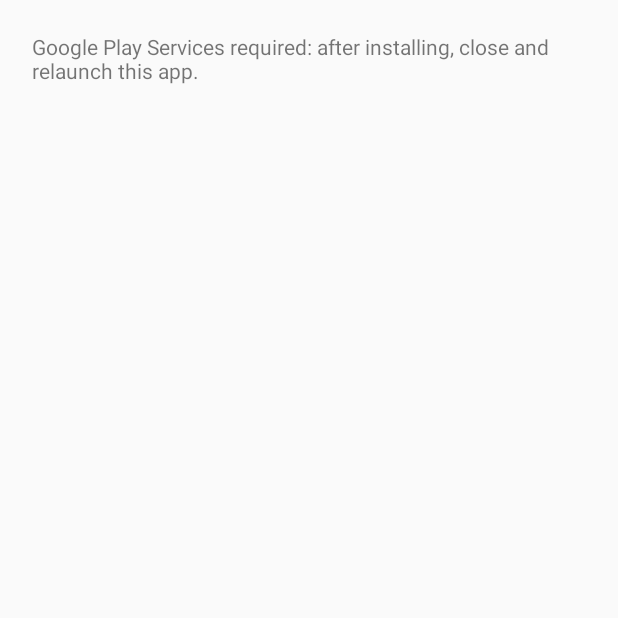
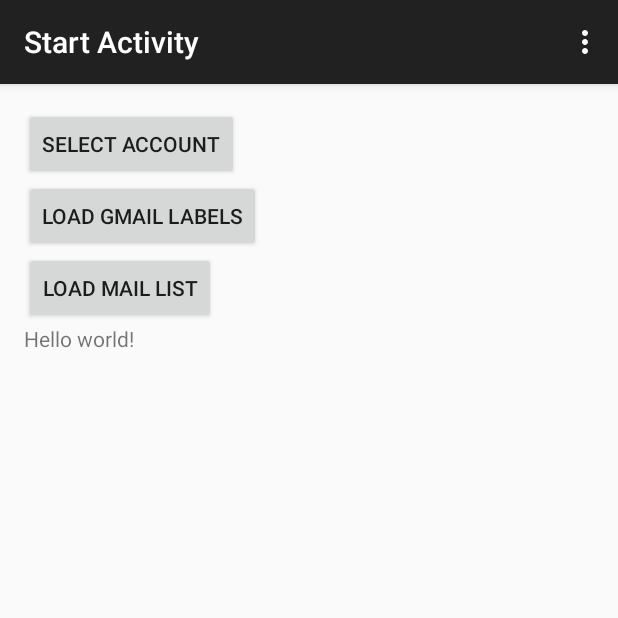
Before and after one commit to MishaKharaba/GmailQuickstart, an Android app: the screen it shows after launch (MainActivity before the commit, StartActivity after it), on a phone screen of 412 x 824 dp, the top half of it. Run offline under Robolectric (Android 15) with nearby library versions, the phone set to English and light mode, and no system bars; libraries missing offline, so code that uses them is left out: com.google.api.client, com.google.api.services; 2 statements that could not run were skipped.

Commit message:
Loaded mails

```diff
--- a/app/src/main/java/com/example/misha/gmailquickstart/MainActivity.java
+++ b/app/src/main/java/com/example/misha/gmailquickstart/MainActivity.java
@@ -29,6 +29,7 @@ import android.os.AsyncTask;
 import android.os.Bundle;
 import android.text.TextUtils;
 import android.text.method.ScrollingMovementMethod;
+import android.view.View;
 import android.view.ViewGroup;
 import android.widget.LinearLayout;
 import android.widget.TextView;
--- /dev/null
+++ b/app/src/main/res/layout/activity_start.xml
@@ -0,0 +1,41 @@
+<LinearLayout
+    xmlns:android="http://schemas.android.com/apk/res/android"
+    xmlns:tools="http://schemas.android.com/tools"
+    android:layout_width="match_parent"
+    android:layout_height="match_parent"
+    android:orientation="vertical"
+    android:paddingBottom="@dimen/activity_vertical_margin"
+    android:paddingLeft="@dimen/activity_horizontal_margin"
+    android:paddingRight="@dimen/activity_horizontal_margin"
+    android:paddingTop="@dimen/activity_vertical_margin"
+    tools:context="com.example.misha.gmailquickstart.StartActivity">
+
+    <Button
+        android:id="@+id/select_account"
+        android:layout_width="wrap_content"
+        android:layout_height="wrap_content"
+        android:onClick="onSelectAccountClick"
+        android:text="@string/select_account"/>
+
+    <Button
+        android:layout_width="wrap_content"
+        android:layout_height="wrap_content"
+        android:text="@string/load_gmail_labels"
+        android:onClick="onLoadGMailLabelsClick"/>
+
+    <Button
+        android:layout_width="wrap_content"
+        android:layout_height="wrap_content"
+        android:text="@string/load_mail_list"
+        android:onClick="onLoadMailListClick"/>
+
+    <ScrollView
+        android:layout_width="fill_parent"
+        android:layout_height="fill_parent">
+        <TextView
+            android:id="@+id/msg"
+            android:layout_width="wrap_content"
+            android:layout_height="wrap_content"
+            android:text="@string/hello_world"/>
+    </ScrollView>
+</LinearLayout>
--- /dev/null
+++ b/app/src/main/res/menu/menu_start.xml
@@ -0,0 +1,7 @@
+<menu xmlns:android="http://schemas.android.com/apk/res/android"
+    xmlns:app="http://schemas.android.com/apk/res-auto"
+    xmlns:tools="http://schemas.android.com/tools"
+    tools:context="com.example.misha.gmailquickstart.StartActivity">
+    <item android:id="@+id/action_settings" android:title="@string/action_settings"
+        android:orderInCategory="100" app:showAsAction="never" />
+</menu>
--- /dev/null
+++ b/app/src/main/res/values-w820dp/dimens.xml
@@ -0,0 +1,6 @@
+<resources>
+    <!-- Example customization of dimensions originally defined in res/values/dimens.xml
+         (such as screen margins) for screens with more than 820dp of available width. This
+         would include 7" and 10" devices in landscape (~960dp and ~1280dp respectively). -->
+    <dimen name="activity_horizontal_margin">64dp</dimen>
+</resources>
--- /dev/null
+++ b/app/src/main/res/values/dimens.xml
@@ -0,0 +1,5 @@
+<resources>
+    <!-- Default screen margins, per the Android Design guidelines. -->
+    <dimen name="activity_horizontal_margin">16dp</dimen>
+    <dimen name="activity_vertical_margin">16dp</dimen>
+</resources>
--- a/app/src/main/res/values/strings.xml
+++ b/app/src/main/res/values/strings.xml
@@ -1,3 +1,11 @@
 <resources>
     <string name="app_name">GmailQuickstart</string>
+    <string name="title_activity_start">Start Activity</string>
+
+    <string name="hello_world">Hello world!</string>
+    <string name="action_settings">Settings</string>
+    <string name="select_account">Select Account</string>
+    <string name="account_unspecified">Account unspecified</string>
+    <string name="load_gmail_labels">Load GMail labels</string>
+    <string name="load_mail_list">Load Mail List</string>
 </resources>
```
Also changed, not shown: app/src/main/AndroidManifest.xml (+19 -6 lines), app/src/main/java/com/example/misha/gmailquickstart/StartActivity.java (added, +451 -0 lines), 1 other file.
